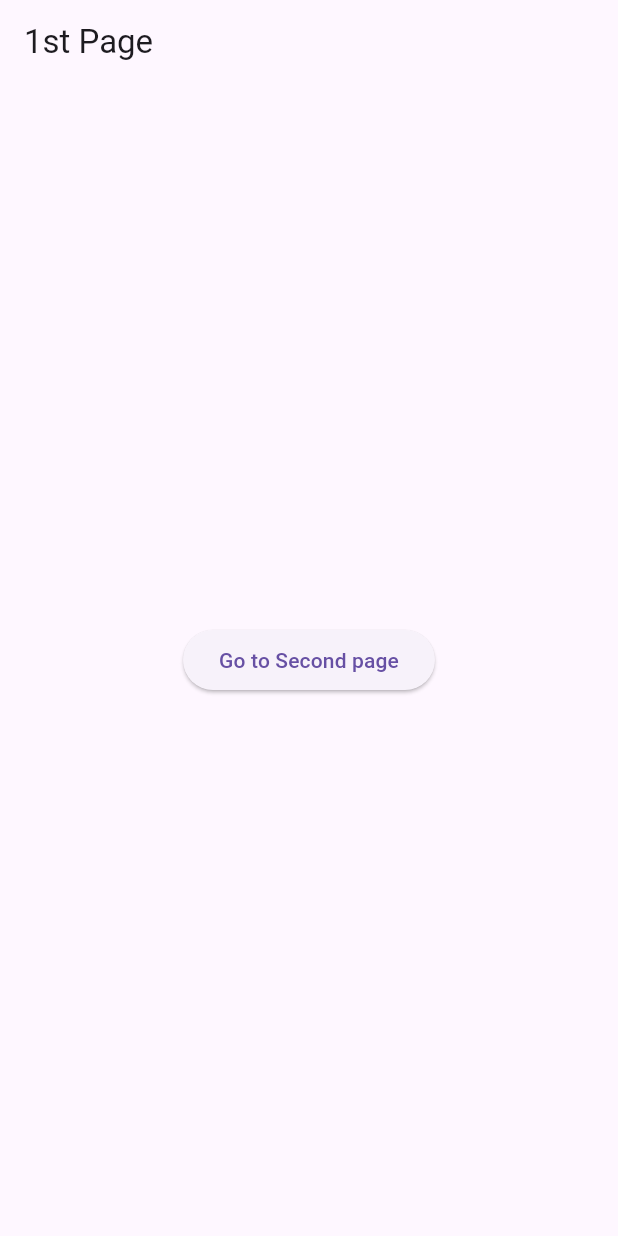
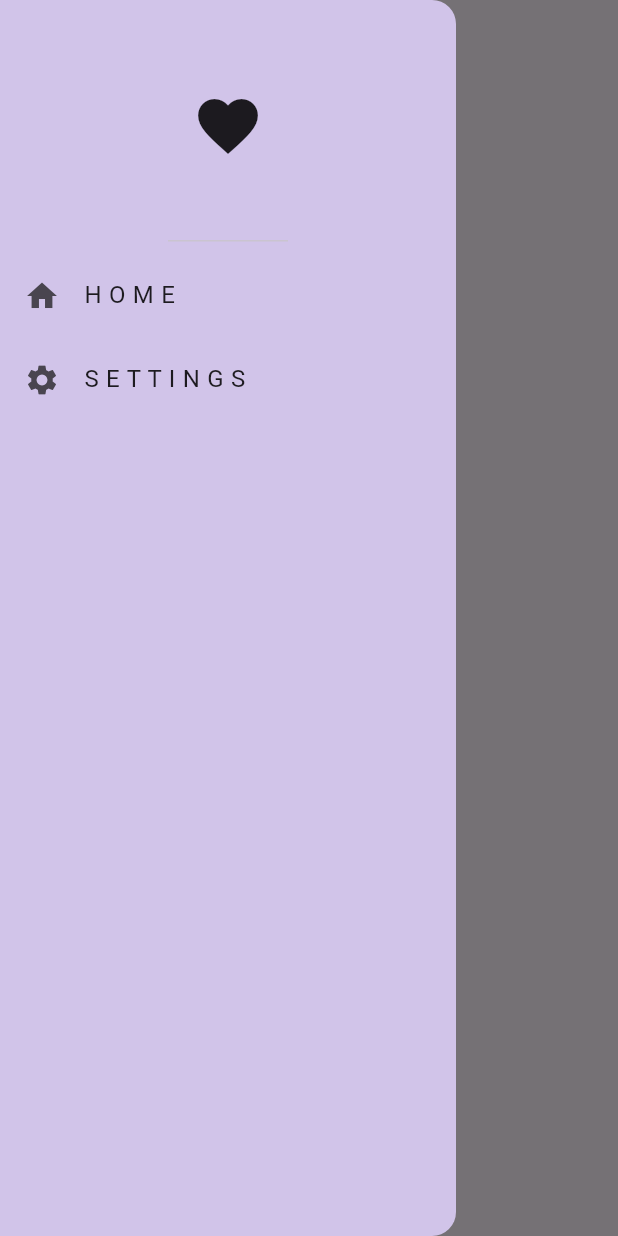
Before and after one commit to subtain96/Flutter, a Flutter app: the screen it shows after launch, with the side drawer open (before the commit the screen has no drawer), on a phone screen of 412 x 824 dp. Run offline on Flutter 3.47's test engine with Material 3 defaults, Android fonts, the phone set to English and light mode, and no system bars.

Commit message:
Add Drawer

```diff
--- a/lib/main.dart
+++ b/lib/main.dart
@@ -1,6 +1,7 @@
 import 'package:flutter/material.dart';
 import 'package:project_video/pages/first_page.dart';
-import 'package:project_video/pages/second_page.dart';
+import 'package:project_video/pages/home_page.dart';
+import 'package:project_video/pages/setting_page.dart';
 
 void main() {
   runApp(MyApp());
@@ -16,7 +17,8 @@
       home: FirstPage(),
       routes: {
         '/firstpage' : (context) => FirstPage(),
-        '/secondpage' :(context) => SecondPage(),
+        '/homepage'   :(context) => HomePage(),
+        '/settingspage'   :(context) => SettingsPage(),
       },
     );
   }
--- a/lib/pages/first_page.dart
+++ b/lib/pages/first_page.dart
@@ -1,5 +1,4 @@
 import 'package:flutter/material.dart';
-
 
 class FirstPage extends StatelessWidget {
   const FirstPage({super.key});
@@ -8,20 +7,46 @@
   Widget build(BuildContext context) {
     return Scaffold(
       appBar: AppBar(title: Text('1st Page')),
-      body: Center(
-        child: ElevatedButton(
-          child: Text('Go to Second page'),
-          onPressed: () {
-            // //Navigate to the second page
-            // Navigator.push(
-            //   context,
-            //   MaterialPageRoute(builder: (context) => SecondPage()), // Fixed
-            // );
-
-            Navigator.pushNamed(context, '/secondpage');
-          },
+      drawer: Drawer(
+        backgroundColor: Colors.deepPurple[100],
+        child: Column(
+          children: [
+            DrawerHeader(child: Icon(Icons.favorite, size: 48)),
+            // home page list tile
+            ListTile(
+              leading: Icon(Icons.home),
+              title: Text('H O M E'),
+              onTap: () {
+                Navigator.pop(context);
+                // Go to the Home page
+                Navigator.pushNamed(context, '/homepage');
+              },
+            ),
+            ListTile(
+              leading: Icon(Icons.settings),
+              title: Text('S E T T I N G S'),
+              onTap: () {
+                Navigator.pop(context);
+                Navigator.pushNamed(context, '/settingspage');
+              },
+            ),
+          ],
         ),
       ),
+      // body: Center(
+      //   child: ElevatedButton(
+      //     child: Text('Go to Second page'),
+      //     onPressed: () {
+      //       // //Navigate to the second page
+      //       // Navigator.push(
+      //       //   context,
+      //       //   MaterialPageRoute(builder: (context) => SecondPage()), // Fixed
+      //       // );
+
+      //       Navigator.pushNamed(context, '/secondpage');
+      //     },
+      //   ),
+      // ),
     );
   }
 }
--- a/lib/pages/second_page.dart
+++ /dev/null
@@ -1,13 +0,0 @@
-import 'package:flutter/material.dart';
-
-class SecondPage extends StatelessWidget {
-  const SecondPage({super.key});
-
-  @override
-  Widget build(BuildContext context) {
-    return  Scaffold(
-        appBar: AppBar(title: Text('2nd Page'),),
-    );
-
-  }
-}
```
Also changed, not shown: lib/pages/home_page.dart (added, +13 -0 lines), lib/pages/setting_page.dart (added, +12 -0 lines).
